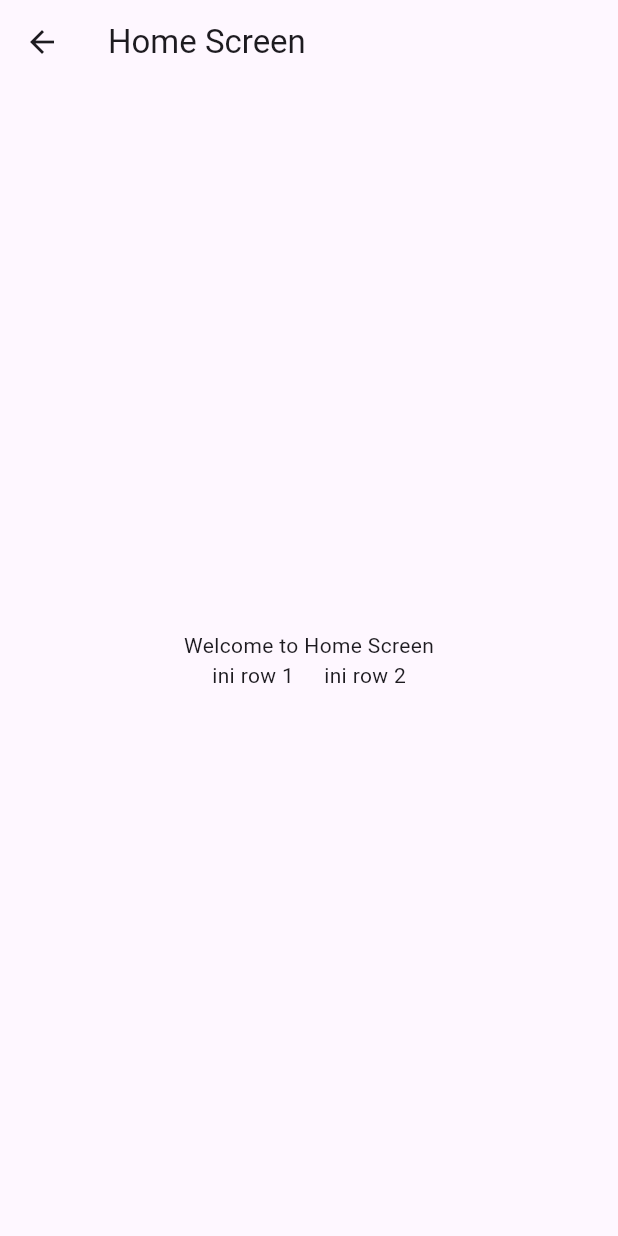
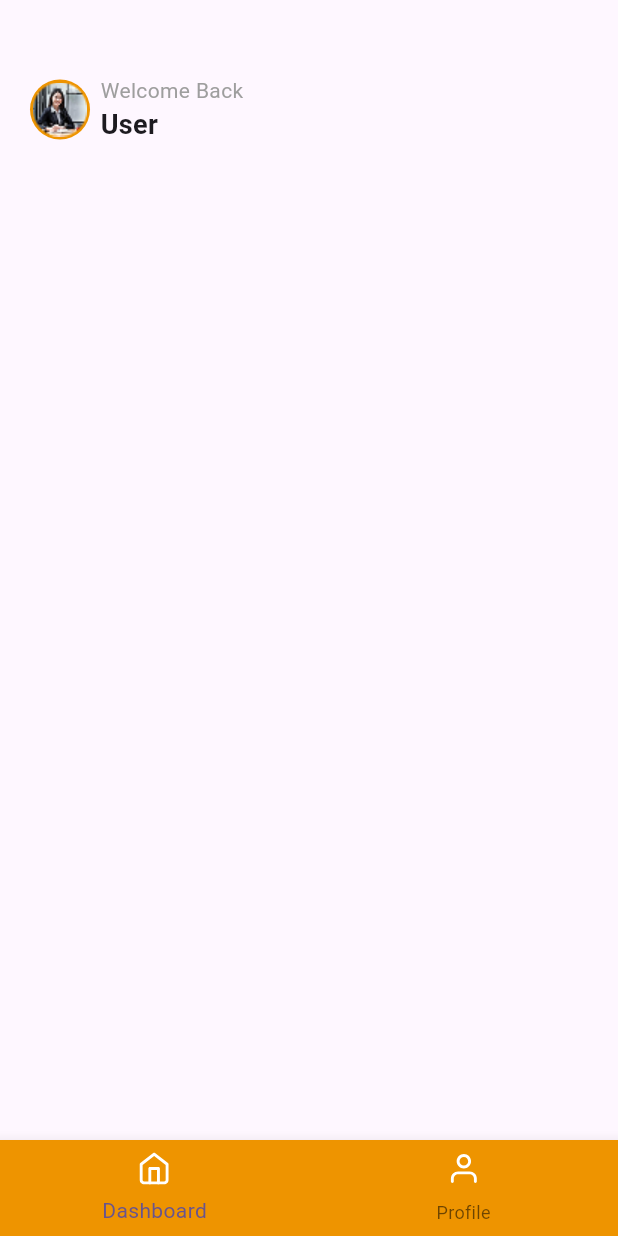
Before and after one commit to anampict/ChickFinTrack.apps, a Flutter app: the Homescreen screen opened directly, on a phone screen of 412 x 824 dp. Run offline on Flutter 3.47's test engine with Material 3 defaults, Android fonts, the phone set to English and light mode, and no system bars; our stand-ins replace flutter_svg; project files that could hold a hidden picture were left out.

```diff
--- a/lib/main.dart
+++ b/lib/main.dart
@@ -32,8 +32,7 @@ class MyApp extends StatelessWidget {
         // tested with just a hot reload.
         colorScheme: ColorScheme.fromSeed(seedColor: Colors.deepPurple),
       ),
-      home: const SplashScreen(),
-
+      home: const Homescreen(),
     );
   }
 }
--- a/lib/screens/HomeScreen.dart
+++ b/lib/screens/HomeScreen.dart
@@ -1,4 +1,5 @@
 import 'package:flutter/material.dart';
+import 'package:flutter_svg/flutter_svg.dart';
 
 class Homescreen extends StatelessWidget {
   const Homescreen({super.key});
@@ -6,27 +7,78 @@ class Homescreen extends StatelessWidget {
   @override
   Widget build(BuildContext context) {
     return Scaffold(
-      appBar: AppBar(
-        title: const Text("Home Screen"),
+      bottomNavigationBar: BottomNavigationBar(
+        items: [
+          BottomNavigationBarItem(
+            icon: Padding(
+              padding: EdgeInsets.only(bottom: 6.0),
+              child: SvgPicture.asset(
+                "assets/icons/home.svg",
+                width: 24,
+                height: 24,
+              ),
+            ),
+            label: "Dashboard",
+          ),
+          BottomNavigationBarItem(
+            icon: Padding(
+              padding: EdgeInsets.only(bottom: 6.0),
+              child: SvgPicture.asset(
+                "assets/icons/profile.svg",
+                width: 24,
+                height: 24,
+              ),
+            ),
+            label: "Profile",
+          ),
+        ],
+        backgroundColor: Color(0xffEE9400),
       ),
-      body: Center(
-       child: Column(
-        mainAxisAlignment: MainAxisAlignment.center,
-        children: const [
-          Text("Welcome to Home Screen"),
+      body: SingleChildScrollView(
+        child:
+        Column(
+        children: [
+          Padding(padding: EdgeInsets.only(top: 50.0, left: 20.0, right: 20.0)),
           Row(
-            mainAxisAlignment: MainAxisAlignment.center,
             children: [
-              Text("ini row 1"),
-              Padding(padding: EdgeInsets.symmetric(horizontal: 10)),
-              Text("ini row 2")
+              Padding(padding: EdgeInsets.only(left: 20.0)),
+              Container(
+                width: 40,
+                height: 40,
+                decoration: BoxDecoration(
+                  color: Color(0xffEE9400),
+                  borderRadius: BorderRadius.circular(50),
+                ),
+                child: Center(
+                  child: Image.asset(
+                    "assets/images/image.png",
+                    width: 40,
+                    height: 40,
+                  ),
+                ),
+              ),
+              Padding(padding: EdgeInsets.only(left: 7.0)),
+              Column(
+                crossAxisAlignment: CrossAxisAlignment.start,
+                children: [
+                  Text(
+                    "Welcome Back",
+                    style: TextStyle(fontSize: 14, color: Colors.grey),
+                  ),
+                  Text(
+                    "User",
+                    style: TextStyle(fontSize: 18, fontWeight: FontWeight.bold),
+                  ),
+                ],
+              ),
             ],
+          ),
+        ],
+      ),
 
-          )
-        ],
-       ),
+      )
 
-      ),
+
     );
   }
 }
--- a/lib/screens/SplashScreen.dart
+++ b/lib/screens/SplashScreen.dart
@@ -7,10 +7,7 @@ class SplashScreen extends StatelessWidget {
   Widget build(BuildContext context) {
     return Container(
       color: Color(0xffEE9400),
-      child: Center(
-        child: Image.asset("assets/images/logoapk.png"),
-      ),
-
+      child: Center(child: Image.asset("assets/images/logoapk.png")),
     );
   }
 }
```
Also changed, not shown: pubspec.yaml (+24 -0 lines), assets/fonts/InstrumentSans-Bold.ttf (added), assets/fonts/InstrumentSans-Medium.ttf (added), assets/fonts/InstrumentSans-MediumItalic.ttf (added), assets/fonts/InstrumentSans-Regular.ttf (added), assets/fonts/InstrumentSans-SemiBold.ttf (added), assets/fonts/InstrumentSans_Condensed-Regular.ttf (added), assets/fonts/InstrumentSans_Condensed-SemiBold.ttf (added), assets/icons/home.svg (added), assets/icons/image.svg (added), assets/icons/profile.svg (added), assets/images/2.0x/logoapk.png (added), assets/images/3.0x/logoapk.png (added), assets/images/4.0x/logoapk.png (added), 2 more files.
